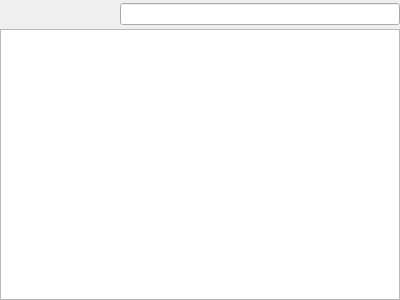
First picture: the form in src/fileview/fileview.ui, repository strawberrymusicplayer/strawberry, before the edit.
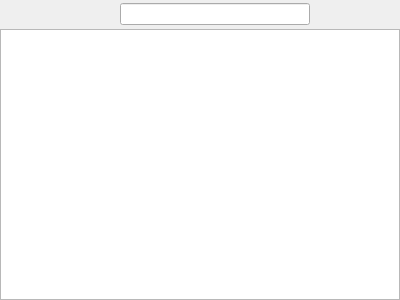
Second picture: the form after the edit. The open tabs and pages were chosen to show the change. Custom widgets are drawn as their Qt base class.

Commit message: Add file tree view

Patch:
```diff
--- a/src/fileview/fileview.ui
+++ b/src/fileview/fileview.ui
@@ -95,6 +95,54 @@
      <item>
       <widget class="QLineEdit" name="path"/>
      </item>
+     <item>
+      <widget class="QToolButton" name="add_tree_root">
+       <property name="toolTip">
+        <string>Add root directory</string>
+       </property>
+       <property name="iconSize">
+        <size>
+         <width>22</width>
+         <height>22</height>
+        </size>
+       </property>
+       <property name="autoRaise">
+        <bool>true</bool>
+       </property>
+      </widget>
+     </item>
+     <item>
+      <widget class="QToolButton" name="remove_tree_root">
+       <property name="toolTip">
+        <string>Remove selected root directory</string>
+       </property>
+       <property name="iconSize">
+        <size>
+         <width>22</width>
+         <height>22</height>
+        </size>
+       </property>
+       <property name="autoRaise">
+        <bool>true</bool>
+       </property>
+      </widget>
+     </item>
+     <item>
+      <widget class="QToolButton" name="toggle_view">
+       <property name="iconSize">
+        <size>
+         <width>22</width>
+         <height>22</height>
+        </size>
+       </property>
+       <property name="autoRaise">
+        <bool>true</bool>
+       </property>
+       <property name="toolTip">
+        <string>Toggle between list and tree view</string>
+       </property>
+      </widget>
+     </item>
     </layout>
    </item>
    <item>
@@ -127,6 +175,11 @@
    <extends>QListView</extends>
    <header>fileview/fileviewlist.h</header>
   </customwidget>
+  <customwidget>
+   <class>FileViewTree</class>
+   <extends>QTreeView</extends>
+   <header>fileview/fileviewtree.h</header>
+  </customwidget>
  </customwidgets>
  <resources/>
  <connections/>
```
Left out of the diff: 67 changed lines with no effect on the pictures. Lines whose indentation alone changed are shown as unchanged. The commit also changes 9 other files.
